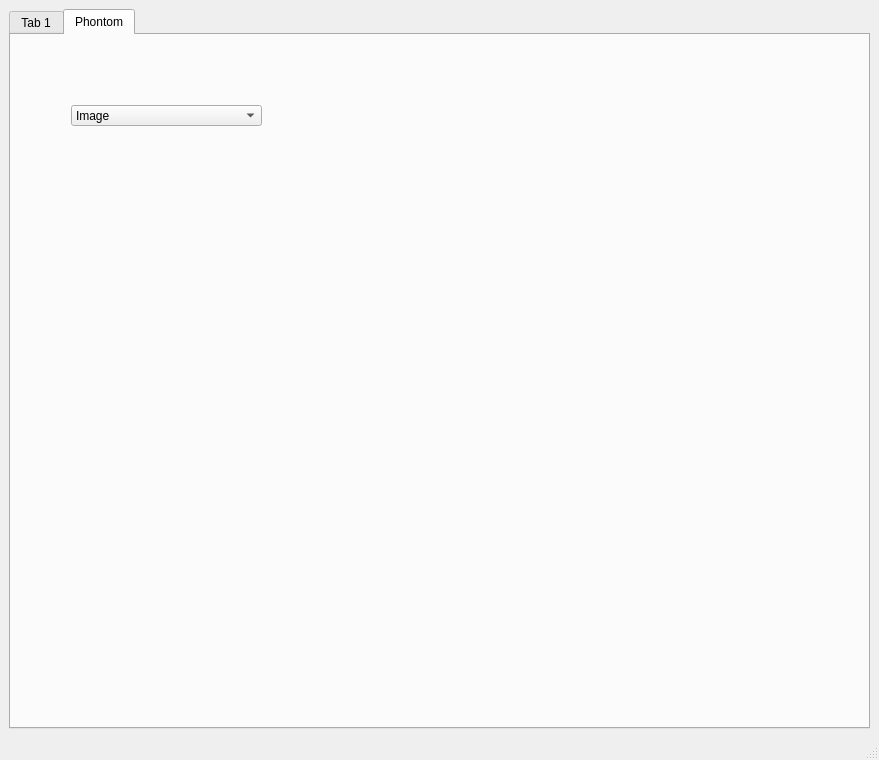
First picture: the form in mainWindow.ui, repository Abdelrahmanhassan1/MRI_Simulator_Python, before the edit.
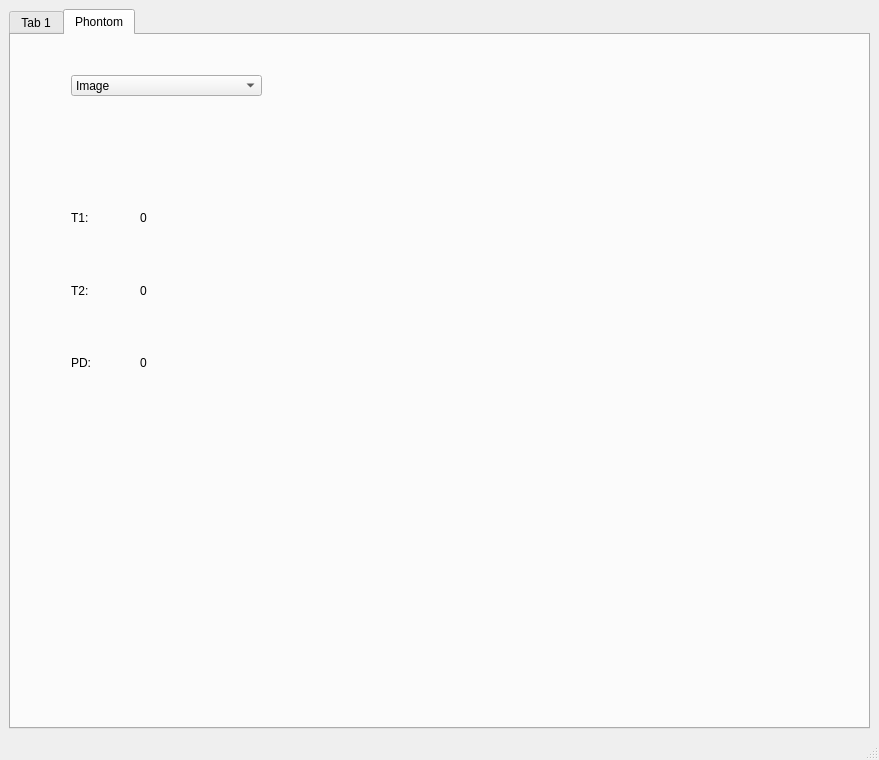
Second picture: the form after the edit.

What changed in the file:
```diff
--- a/mainWindow.ui
+++ b/mainWindow.ui
@@ -33,7 +33,7 @@
         <property name="geometry">
          <rect>
           <x>60</x>
-          <y>70</y>
+          <y>40</y>
           <width>191</width>
           <height>21</height>
          </rect>
@@ -64,8 +64,8 @@
          <rect>
           <x>340</x>
           <y>20</y>
-          <width>441</width>
-          <height>441</height>
+          <width>471</width>
+          <height>521</height>
          </rect>
         </property>
         <layout class="QVBoxLayout" name="verticalLayout_3">
@@ -78,6 +78,72 @@
          </item>
         </layout>
        </widget>
+       <widget class="QWidget" name="">
+        <property name="geometry">
+         <rect>
+          <x>60</x>
+          <y>150</y>
+          <width>131</width>
+          <height>211</height>
+         </rect>
+        </property>
+        <layout class="QVBoxLayout" name="verticalLayout_4">
+         <item>
+          <layout class="QHBoxLayout" name="horizontalLayout">
+           <item>
+            <widget class="QLabel" name="label">
+             <property name="text">
+              <string>T1:</string>
+             </property>
+            </widget>
+           </item>
+           <item>
+            <widget class="QLabel" name="label_4">
+             <property name="text">
+              <string>0</string>
+             </property>
+            </widget>
+           </item>
+          </layout>
+         </item>
+         <item>
+          <layout class="QHBoxLayout" name="horizontalLayout_2">
+           <item>
+            <widget class="QLabel" name="label_2">
+             <property name="text">
+              <string>T2:</string>
+             </property>
+            </widget>
+           </item>
+           <item>
+            <widget class="QLabel" name="label_5">
+             <property name="text">
+              <string>0</string>
+             </property>
+            </widget>
+           </item>
+          </layout>
+         </item>
+         <item>
+          <layout class="QHBoxLayout" name="horizontalLayout_3">
+           <item>
+            <widget class="QLabel" name="label_3">
+             <property name="text">
+              <string>PD:</string>
+             </property>
+            </widget>
+           </item>
+           <item>
+            <widget class="QLabel" name="label_6">
+             <property name="text">
+              <string>0</string>
+             </property>
+            </widget>
+           </item>
+          </layout>
+         </item>
+        </layout>
+       </widget>
       </widget>
      </widget>
     </item>
```
